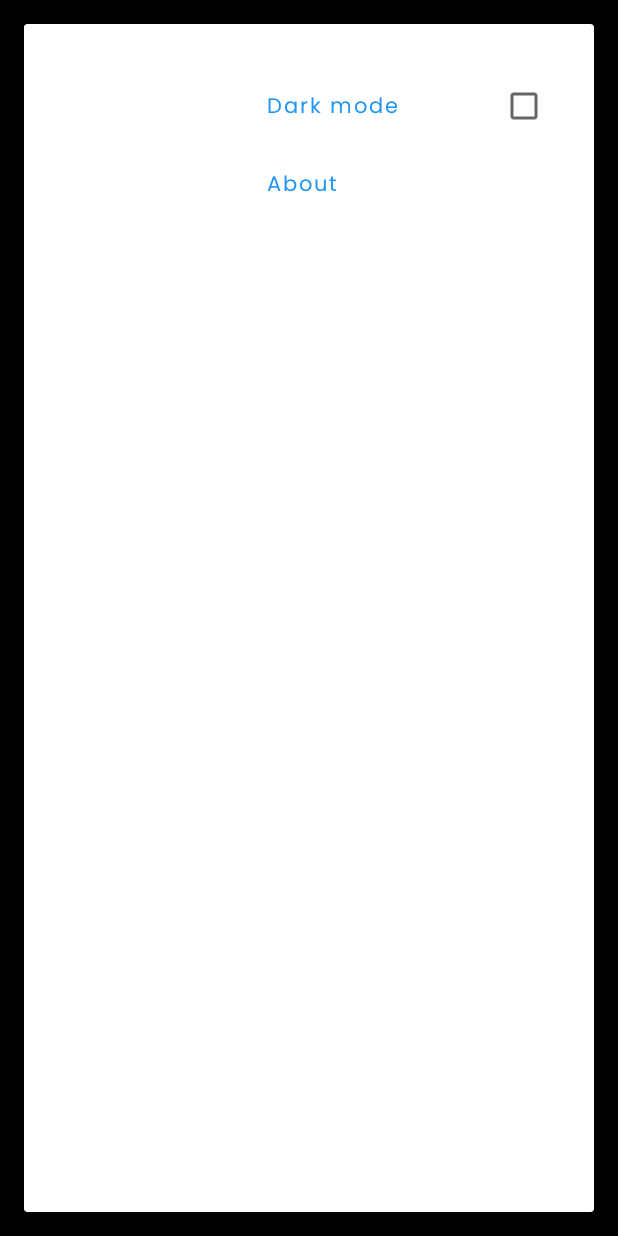
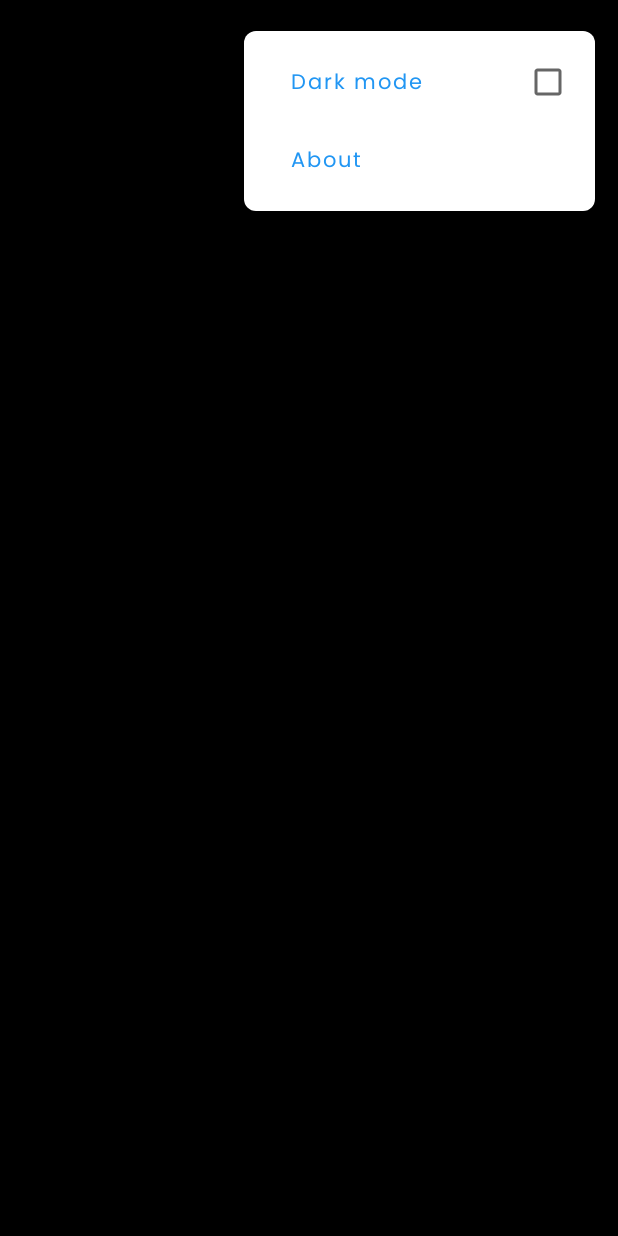
Before and after one commit to CamiloDelReal/project-todo-x, an Android app: the fragment MoreOptionsPopup placed in its activity, on a phone screen of 412 x 824 dp. Run offline under Robolectric (Android 15) with nearby library versions, the phone set to English and light mode, and no system bars; our stand-ins replace Dagger/Hilt's generated code, Room's generated code, Timber, data binding, sdp/ssp sizes; libraries missing offline, so code that uses them is left out: androidx.hilt.lifecycle, com.mikhaellopez.circularprogressbar, top.defaults.drawabletoolbox; plain views replace CircularProgressBar; 5 statements that could not run were skipped.

Commit message:
EDIT: More options popup uses now data binding

```diff
--- a/todo-x/app/src/main/kotlin/org/xapps/apps/todox/views/popups/MoreOptionsPopup.kt
+++ b/todo-x/app/src/main/kotlin/org/xapps/apps/todox/views/popups/MoreOptionsPopup.kt
@@ -8,12 +8,15 @@ import androidx.fragment.app.DialogFragment
 import dagger.hilt.android.AndroidEntryPoint
 import kotlinx.android.synthetic.main.content_popup_more_options.*
 import org.xapps.apps.todox.R
+import org.xapps.apps.todox.databinding.ContentPopupMoreOptionsBinding
 import org.xapps.apps.todox.services.settings.SettingsService
 import javax.inject.Inject
 
 
 @AndroidEntryPoint
 class MoreOptionsPopup @Inject constructor() : DialogFragment() {
+
+    private lateinit var bindings: ContentPopupMoreOptionsBinding
 
     @Inject
     lateinit var settings: SettingsService
@@ -22,14 +25,14 @@ class MoreOptionsPopup @Inject constructor() : DialogFragment() {
         super.onCreate(savedInstanceState)
 
         val style = STYLE_NO_FRAME
-        val theme = R.style.BasicPopupStyle
+        val theme = R.style.PopupStyle
         setStyle(style, theme)
     }
 
     override fun onCreateView(inflater: LayoutInflater, container: ViewGroup?, savedInstanceState: Bundle?): View? {
-        val currentView = inflater.inflate(R.layout.content_popup_more_options, container, false)
-
-        return currentView
+        val layoutInflater = LayoutInflater.from(context)
+        bindings = ContentPopupMoreOptionsBinding.inflate(layoutInflater, container, false)
+        return bindings.root
     }
 
     override fun onViewCreated(view: View, savedInstanceState: Bundle?) {
--- a/todo-x/app/src/main/res/layout/content_popup_more_options.xml
+++ b/todo-x/app/src/main/res/layout/content_popup_more_options.xml
@@ -1,11 +1,13 @@
 <?xml version="1.0" encoding="utf-8"?>
-<FrameLayout xmlns:android="http://schemas.android.com/apk/res/android"
+<layout xmlns:android="http://schemas.android.com/apk/res/android"
     xmlns:app="http://schemas.android.com/apk/res-auto"
     xmlns:tools="http://schemas.android.com/tools"
+    tools:context=".views.popups.MoreOptionsPopup">
+
+    <FrameLayout
         android:id="@+id/rootLayout"
         android:layout_width="match_parent"
-    android:layout_height="match_parent"
-    tools:context=".views.popups.MoreOptionsPopup">
+        android:layout_height="match_parent">
 
         <androidx.constraintlayout.widget.ConstraintLayout
             android:layout_width="match_parent"
@@ -15,8 +17,8 @@
             <LinearLayout
                 android:layout_width="@dimen/_180sdp"
                 android:layout_height="wrap_content"
+                android:layout_marginTop="@dimen/_16sdp"
                 android:layout_marginEnd="@dimen/_12sdp"
-            android:layout_marginTop="@dimen/_16sdp"
                 android:background="@drawable/ic_bg_popup"
                 android:orientation="vertical"
                 android:paddingTop="@dimen/_6sdp"
@@ -29,19 +31,19 @@
                     style="@style/Widget.MaterialComponents.Button.TextButton"
                     android:layout_width="match_parent"
                     android:layout_height="@dimen/_40sdp"
+                    android:checkable="true"
+                    android:drawableEnd="?android:attr/listChoiceIndicatorMultiple"
                     android:gravity="start|center_vertical"
+                    android:insetTop="0dp"
+                    android:insetBottom="0dp"
                     android:paddingStart="@dimen/_24sdp"
                     android:paddingEnd="@dimen/_12sdp"
+                    android:text="@string/dark_mode"
+                    android:textAllCaps="false"
                     android:textColor="@color/text_button_check_menu"
                     app:backgroundTint="@color/bg_button_check_menu"
-                app:rippleColor="@color/mtrl_btn_text_btn_ripple_color"
-                android:insetTop="0dp"
-                android:insetBottom="0dp"
-                android:text="@string/dark_mode"
-                android:drawableEnd="?android:attr/listChoiceIndicatorMultiple"
-                android:checkable="true"
-                android:textAllCaps="false"
-                app:cornerRadius="0dp" />
+                    app:cornerRadius="0dp"
+                    app:rippleColor="@color/mtrl_btn_text_btn_ripple_color" />
 
                 <com.google.android.material.button.MaterialButton
                     android:id="@+id/btnAbout"
@@ -49,9 +51,9 @@
                     android:layout_width="match_parent"
                     android:layout_height="@dimen/_40sdp"
                     android:gravity="start|center_vertical"
-                android:paddingHorizontal="@dimen/_24sdp"
                     android:insetTop="0dp"
                     android:insetBottom="0dp"
+                    android:paddingHorizontal="@dimen/_24sdp"
                     android:text="@string/about"
                     android:textAllCaps="false"
                     app:cornerRadius="0dp" />
@@ -60,3 +62,5 @@
         </androidx.constraintlayout.widget.ConstraintLayout>
 
     </FrameLayout>
+
+</layout>
```
Lines whose indentation alone changed are shown as unchanged.
